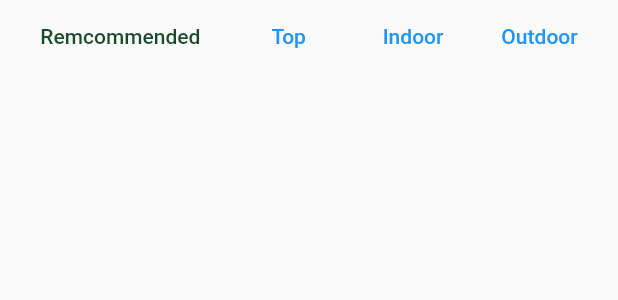
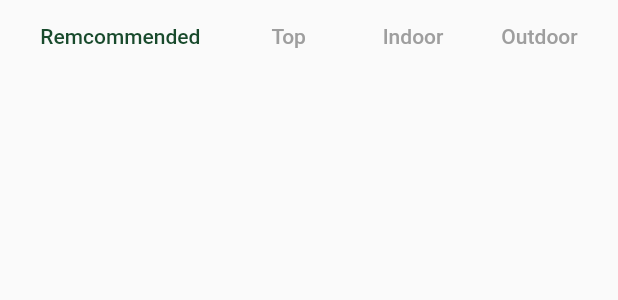
Before and after one commit to hmzaak/PlantStore-fultter, a Flutter app: the ButtonsRow widget shown alone on an empty page, opened directly, on a phone screen of 412 x 824 dp. Shown: the top 300 px of the screen. Run offline on Flutter 3.47's test engine with Material 2 defaults, Android fonts, the phone set to English and light mode, and no system bars; network calls fail.

```diff
--- a/lib/ui/custom_widgets/homepage_widgets/buttons_row.dart
+++ b/lib/ui/custom_widgets/homepage_widgets/buttons_row.dart
@@ -17,9 +17,26 @@
             ),
           ),
         ),
-        TextButton(onPressed: () {}, child: const Text('Top')),
-        TextButton(onPressed: () {}, child: const Text('Indoor')),
-        TextButton(onPressed: () {}, child: const Text('Outdoor')),
+        TextButton(
+          onPressed: () {},
+          child: const Text(
+            'Top',
+            style: TextStyle(color: Colors.grey),
+          ),
+        ),
+        TextButton(
+          onPressed: () {},
+          child: const Text(
+            'Indoor',
+            style: TextStyle(color: Colors.grey),
+          ),
+        ),
+        TextButton(
+            onPressed: () {},
+            child: const Text(
+              'Outdoor',
+              style: TextStyle(color: Colors.grey),
+            )),
       ],
     );
   }
--- a/pubspec.yaml
+++ b/pubspec.yaml
@@ -64,10 +64,10 @@
     - assets/leaf.png
     - assets/leaves.jpg
     - assets/arboricola.png
-    - assets/dieffenbachia.png
     - assets/ficusElista.png
-    - assets/sansevieria.png
     - assets/snakePlant.png
+    - assets/peaceLily.png
+    - assets/schefflera.png
   #   - images/a_dot_ham.jpeg
 
   # An image asset can refer to one or more resolution-specific "variants", see
```
Also changed, not shown: lib/model/plants_repository.dart (+24 -24 lines), lib/ui/custom_widgets/homepage_widgets/plants_list.dart (+45 -4 lines), assets/dieffenbachia.png (deleted), assets/peaceLily.png (added), assets/sansevieria.png (deleted), assets/schefflera.png (added).
